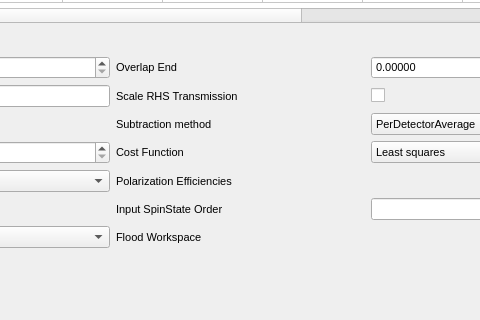
mantidproject/mantid, file qt/scientific_interfaces/ISISReflectometry/GUI/Experiment/ExperimentWidget.ui: the form before one commit; both pictures show x 315 to 795 and y 204 to 524 of the 949 by 524 pixel window.
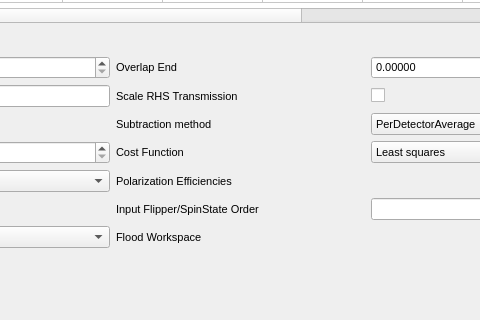
The form after the commit.

The edit to the form file:
```diff
--- a/qt/scientific_interfaces/ISISReflectometry/GUI/Experiment/ExperimentWidget.ui
+++ b/qt/scientific_interfaces/ISISReflectometry/GUI/Experiment/ExperimentWidget.ui
@@ -732,7 +732,7 @@
         </size>
        </property>
        <property name="text">
-        <string>Input SpinState Order</string>
+        <string>Input Flipper/SpinState Order</string>
        </property>
       </widget>
      </item>
```
Left out of the diff: 4 changed lines with no effect on the pictures.
